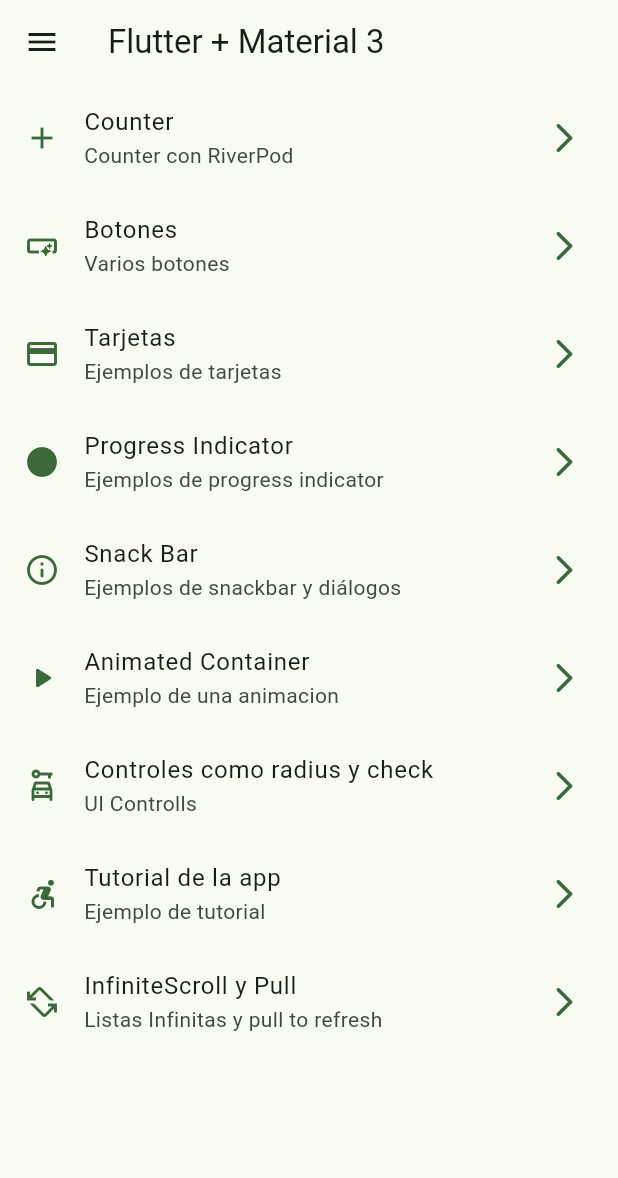
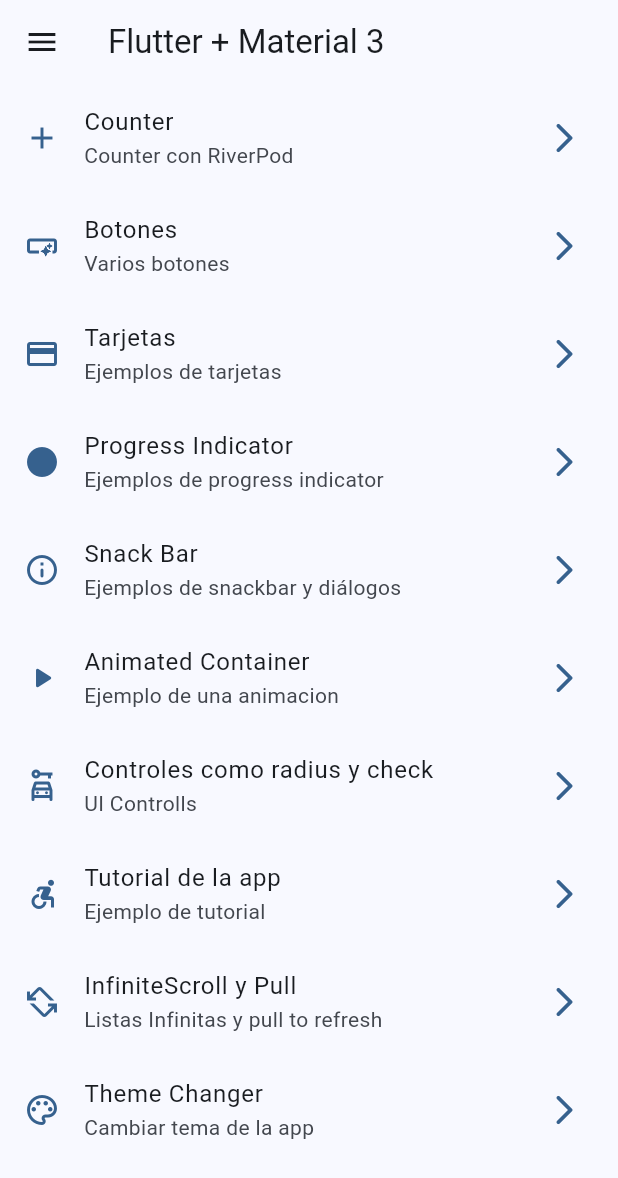
Before and after one commit to paulG1505/flutter_widgets_examples, a Flutter app: the screen it shows after launch, on a phone screen of 412 x 824 dp. Shown: the top 1178 px of the screen. Run offline on Flutter 3.47's test engine with Material 2 defaults, Android fonts, the phone set to English and light mode, and no system bars; our stand-ins replace animate_do, flutter_riverpod, go_router.

Commit message:
antes de state notifier

```diff
--- a/lib/config/menu/menu_items.dart
+++ b/lib/config/menu/menu_items.dart
@@ -59,4 +59,9 @@ const appMenuItems = <MenuItem>[
       subtitle: 'Listas Infinitas y pull to refresh',
       link: '/infinited',
       icon: Icons.screen_rotation_alt_outlined),
+  MenuItem(
+      title: 'Theme Changer',
+      subtitle: 'Cambiar tema de la app',
+      link: '/theme-changer',
+      icon: Icons.color_lens_outlined),
 ];
--- a/lib/config/router/app_router.dart
+++ b/lib/config/router/app_router.dart
@@ -17,7 +17,7 @@ final appRouter = GoRouter(
     GoRoute(
       path: '/counter',
       name: CounterScreen.name,
-      builder: (context, state) => const ButtonsScreen(),
+      builder: (context, state) => const CounterScreen(),
     ),
     GoRoute(
       path: '/cards',
@@ -54,5 +54,10 @@ final appRouter = GoRouter(
       name: InfiniteScrollScreen.name,
       builder: (context, state) => const InfiniteScrollScreen(),
     ),
+    GoRoute(
+      path: '/theme-changer',
+      name: ThemeChangerScreen.name,
+      builder: (context, state) => const ThemeChangerScreen(),
+    ),
   ],
 );
--- a/lib/config/theme/app_theme.dart
+++ b/lib/config/theme/app_theme.dart
@@ -12,14 +12,19 @@ const colorList = [
 
 class AppTheme {
   final int selectedColor;
+  final bool isDarkMode;
 
-  AppTheme({this.selectedColor = 0})
+  AppTheme({
+    this.selectedColor = 0,
+    this.isDarkMode =false,
+    })
       : assert(selectedColor >= 0, 'Selected color must be greater then 0'),
         assert(selectedColor < colorList.length,
             'Selected color must be less or equal than ${colorList.length - 1}');
 
   ThemeData getTheme() => ThemeData(
       useMaterial3: true,
+      brightness: isDarkMode? Brightness.dark: Brightness.light,
       colorSchemeSeed: colorList[selectedColor],
       appBarTheme: const AppBarTheme(centerTitle: false));
 }
--- a/lib/main.dart
+++ b/lib/main.dart
@@ -2,26 +2,28 @@ import 'package:flutter/material.dart';
 import 'package:flutter_riverpod/flutter_riverpod.dart';
 import 'package:widgets_app/config/router/app_router.dart';
 import 'package:widgets_app/config/theme/app_theme.dart';
+import 'package:widgets_app/presentation/providers/theme_provider.dart';
 
 void main() {
-  runApp(
-    const ProviderScope(//creamos llamado a riverpod en toda la app
-      child: MainApp()
-      )
-    );
+  runApp(const ProviderScope(
+      //creamos llamado a riverpod en toda la app
+      child: MainApp()));
 }
 
-class MainApp extends StatelessWidget {
+class MainApp extends ConsumerWidget {
   const MainApp({super.key});
 
   @override
-  Widget build(BuildContext context) {
+  Widget build(BuildContext context, ref) {
+    final isDarkMode = ref.watch(isDarkModeProvider);
+    final int selectedColor = ref.watch(selectedColorProvider);
+
     //se usa el go_router
     return MaterialApp.router(
       title: 'App Widgets',
       routerConfig: appRouter,
       debugShowCheckedModeBanner: false,
-      theme: AppTheme(selectedColor: 2).getTheme(),
+      theme: AppTheme(selectedColor: selectedColor, isDarkMode: isDarkMode).getTheme(),
     );
   }
 }
--- a/lib/presentation/providers/theme_provider.dart
+++ b/lib/presentation/providers/theme_provider.dart
@@ -1,3 +1,11 @@
 import 'package:flutter_riverpod/flutter_riverpod.dart';
+import 'package:widgets_app/config/theme/app_theme.dart';
 
+//un boolean
 final isDarkModeProvider = StateProvider((ref) => false);
+
+// listado de colores inmutables
+final colorListProvider = Provider((ref) => colorList);
+
+//un entero
+final selectedColorProvider = StateProvider((ref) => 0);
--- a/lib/presentation/screens/screens.dart
+++ b/lib/presentation/screens/screens.dart
@@ -1,11 +1,13 @@
+
 //archivo de barrill para hacer menos imports
-export 'package:widgets_app/presentation/screens/counter/counter_screen.dart';
 export 'package:widgets_app/presentation/screens/animated/animated_screen.dart';
 export 'package:widgets_app/presentation/screens/app_tutorial/app_tutorial_screen.dart';
 export 'package:widgets_app/presentation/screens/buttons/buttons_screen.dart';
 export 'package:widgets_app/presentation/screens/cards/cards_screen.dart';
+export 'package:widgets_app/presentation/screens/counter/counter_screen.dart';
 export 'package:widgets_app/presentation/screens/home/home_screen.dart';
 export 'package:widgets_app/presentation/screens/infinite_scroll/infinite_scroll_screen.dart';
 export 'package:widgets_app/presentation/screens/progress/progress_screen.dart';
 export 'package:widgets_app/presentation/screens/snackbar/snackbar_screen.dart';
+export 'package:widgets_app/presentation/screens/theme_changer/theme_changer_screen.dart';
 export 'package:widgets_app/presentation/screens/ui_controls/ui_controls_screen.dart';
```
Also changed, not shown: lib/presentation/screens/theme_changer/theme_changer_screen.dart (added, +56 -0 lines).
